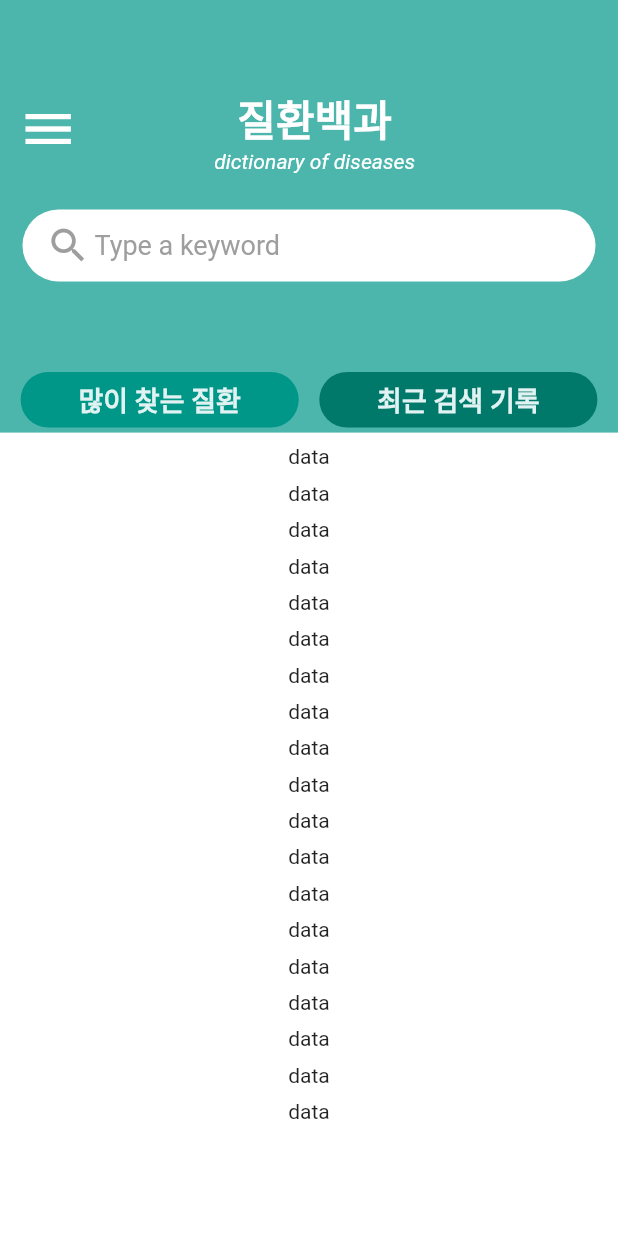
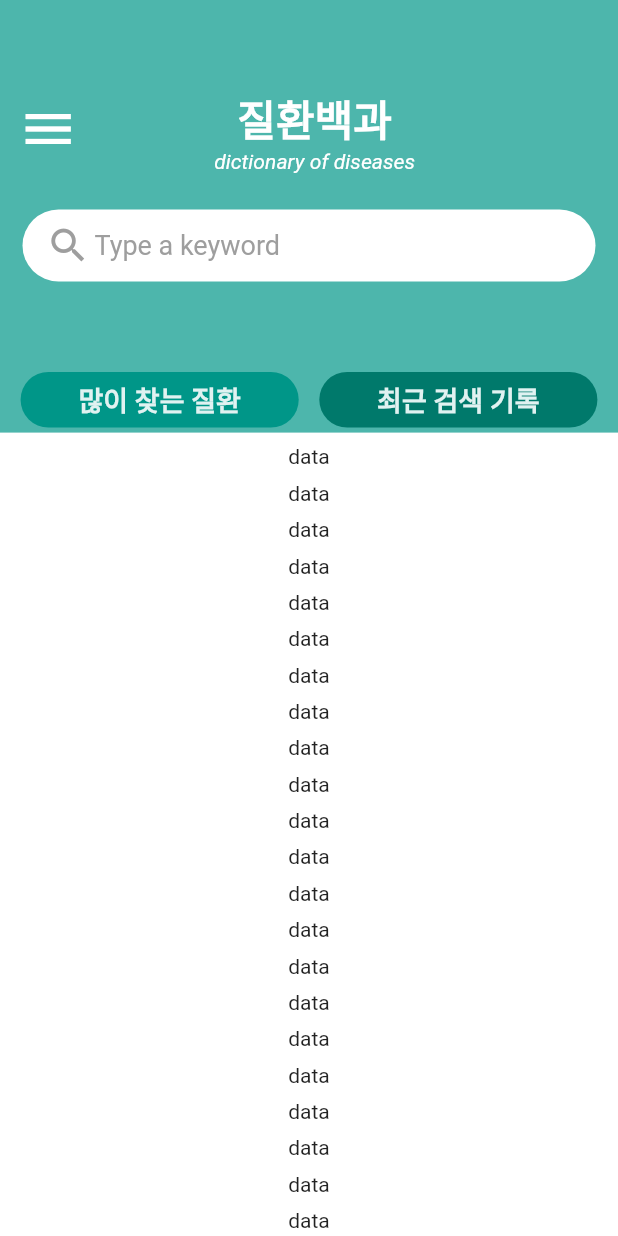
Before and after one commit to akdlcnd0994/flutterDEBG, a Flutter app: the DicionaryScreen screen opened directly, on a phone screen of 412 x 824 dp. Run offline on Flutter 3.47's test engine with Material 2 defaults, Android fonts, the phone set to English and light mode, and no system bars; network calls fail.

Commit message:
Update dictionary_screen.dart

```diff
--- a/lib/screens/dictionary_screen.dart
+++ b/lib/screens/dictionary_screen.dart
@@ -203,7 +203,7 @@ class DicionaryScreen extends StatelessWidget {
               ),
               // 경계 아래 부분
               SizedBox(
-                height: height * 0.56,
+                height: height * 0.65,
                 child: SingleChildScrollView(
                   child: Column(
                     children: [
```
